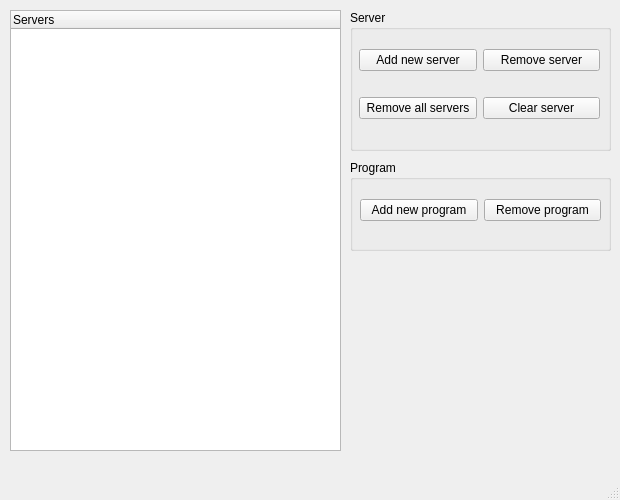
Before: the Qt Designer form 2-sem/lab3b/Windows/mainwindow.ui in Megarekrut65/OOP-labs, drawn with Qt 5.
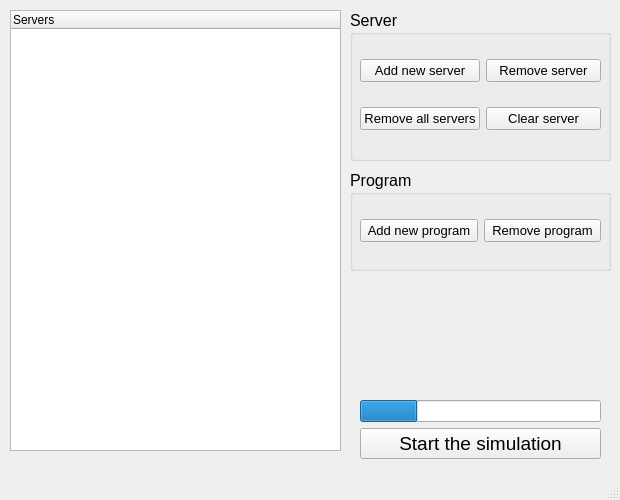
After: the same form once the commit is applied.

The edit to the form file:
```diff
--- a/2-sem/lab3b/Windows/mainwindow.ui
+++ b/2-sem/lab3b/Windows/mainwindow.ui
@@ -47,17 +47,22 @@
       <x>350</x>
       <y>10</y>
       <width>261</width>
-      <height>141</height>
+      <height>151</height>
      </rect>
     </property>
+    <property name="font">
+     <font>
+      <pointsize>12</pointsize>
+     </font>
+    </property>
     <property name="title">
      <string>Server</string>
     </property>
     <widget class="QWidget" name="gridLayoutWidget">
      <property name="geometry">
       <rect>
-       <x>9</x>
-       <y>19</y>
+       <x>10</x>
+       <y>30</y>
        <width>241</width>
        <height>111</height>
       </rect>
@@ -68,6 +73,11 @@
       </property>
       <item row="0" column="0">
        <widget class="QPushButton" name="pushButtonAddServer">
+        <property name="font">
+         <font>
+          <pointsize>10</pointsize>
+         </font>
+        </property>
         <property name="text">
          <string>Add new server</string>
         </property>
@@ -75,6 +85,11 @@
       </item>
       <item row="0" column="1">
        <widget class="QPushButton" name="pushButtonRemoveServer">
+        <property name="font">
+         <font>
+          <pointsize>10</pointsize>
+         </font>
+        </property>
         <property name="text">
          <string>Remove server</string>
         </property>
@@ -82,6 +97,11 @@
       </item>
       <item row="2" column="0">
        <widget class="QPushButton" name="pushButtonRemoveAllServers">
+        <property name="font">
+         <font>
+          <pointsize>10</pointsize>
+         </font>
+        </property>
         <property name="text">
          <string>Remove all servers</string>
         </property>
@@ -89,6 +109,11 @@
       </item>
       <item row="2" column="1">
        <widget class="QPushButton" name="pushButtonClearServer">
+        <property name="font">
+         <font>
+          <pointsize>10</pointsize>
+         </font>
+        </property>
         <property name="text">
          <string>Clear server</string>
         </property>
@@ -101,11 +126,16 @@
     <property name="geometry">
      <rect>
       <x>350</x>
-      <y>160</y>
+      <y>170</y>
       <width>261</width>
-      <height>91</height>
+      <height>101</height>
      </rect>
     </property>
+    <property name="font">
+     <font>
+      <pointsize>12</pointsize>
+     </font>
+    </property>
     <property name="title">
      <string>Program</string>
     </property>
@@ -113,7 +143,7 @@
      <property name="geometry">
       <rect>
        <x>10</x>
-       <y>20</y>
+       <y>30</y>
        <width>241</width>
        <height>61</height>
       </rect>
@@ -121,6 +151,11 @@
      <layout class="QHBoxLayout" name="horizontalLayout">
       <item>
        <widget class="QPushButton" name="pushButtonAddProgram">
+        <property name="font">
+         <font>
+          <pointsize>10</pointsize>
+         </font>
+        </property>
         <property name="text">
          <string>Add new program</string>
         </property>
@@ -128,6 +163,11 @@
       </item>
       <item>
        <widget class="QPushButton" name="pushButtonRemoveProgram">
+        <property name="font">
+         <font>
+          <pointsize>10</pointsize>
+         </font>
+        </property>
         <property name="text">
          <string>Remove program</string>
         </property>
@@ -136,6 +176,40 @@
      </layout>
     </widget>
    </widget>
+   <widget class="QWidget" name="verticalLayoutWidget">
+    <property name="geometry">
+     <rect>
+      <x>360</x>
+      <y>400</y>
+      <width>241</width>
+      <height>60</height>
+     </rect>
+    </property>
+    <layout class="QVBoxLayout" name="verticalLayout">
+     <item>
+      <widget class="QProgressBar" name="progressBar">
+       <property name="value">
+        <number>24</number>
+       </property>
+       <property name="textVisible">
+        <bool>false</bool>
+       </property>
+      </widget>
+     </item>
+     <item>
+      <widget class="QPushButton" name="pushButtonSimulation">
+       <property name="font">
+        <font>
+         <pointsize>14</pointsize>
+        </font>
+       </property>
+       <property name="text">
+        <string>Start the simulation</string>
+       </property>
+      </widget>
+     </item>
+    </layout>
+   </widget>
   </widget>
   <widget class="QMenuBar" name="menubar">
    <property name="geometry">
```
